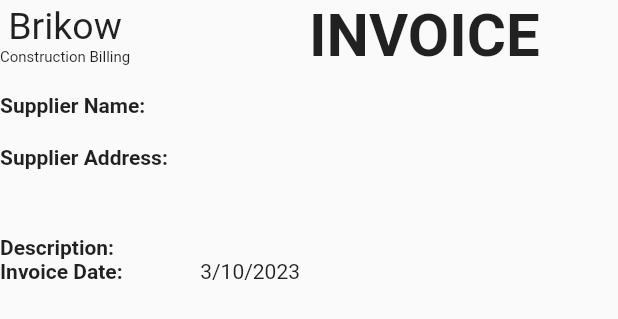
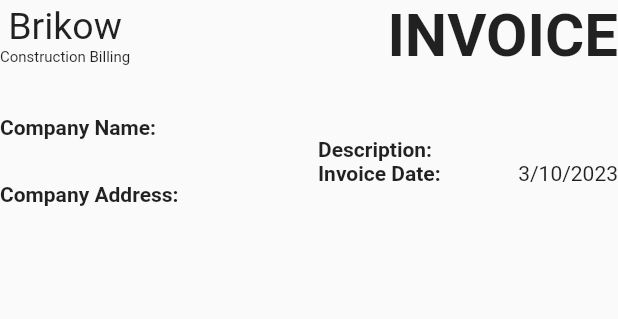
Before and after one commit to shivanshu814/Brikow_app, a Flutter app: what buildHeader() shows on an empty page, opened directly, on a phone screen of 412 x 824 dp. Shown: the top 319 px of the screen. Run offline on Flutter 3.47's test engine with Material 2 defaults, Android fonts, the light colour scheme and no system bars; our stand-ins replace firebase_auth, hive, hive_flutter, open_file, pdf, pinput and 1 more; missing offline and left inert: autocomplete_textfield, textfield_search; accounts and stored records are empty.

Commit message:
bill-project

```diff
--- a/lib/api/pdf_invoice_api1.dart
+++ b/lib/api/pdf_invoice_api1.dart
@@ -59,7 +59,7 @@ class PdfInvoiceApi1 {
     pdf.addPage(MultiPage(
       build: (context) => [
         buildHeader(invoice),
-        SizedBox(height: 9 * PdfPageFormat.cm),
+        SizedBox(height: 2 * PdfPageFormat.cm),
         buildTitle(invoice),
         buildInvoice2(invoice),
         Divider(),
@@ -87,12 +87,12 @@ class PdfInvoiceApi1 {
                   style: TextStyle(fontSize: 10),
                 ),
               ]),
-              SizedBox(width: 15),
+              SizedBox(width: 35),
               Text(
                 'INVOICE',
                 style: TextStyle(fontSize: 40, fontWeight: FontWeight.bold),
               ),
-              SizedBox(height: 1 * PdfPageFormat.cm),
+              //SizedBox(height: 1 * PdfPageFormat.cm),
             ],
           ),
           SizedBox(
@@ -102,16 +102,17 @@ class PdfInvoiceApi1 {
             mainAxisAlignment: MainAxisAlignment.spaceBetween,
             children: [
               buildSupplierAddress(invoice.supplier),
-            ],
-          ),
-          SizedBox(height: 1 * PdfPageFormat.cm),
-          Row(
-            crossAxisAlignment: CrossAxisAlignment.end,
-            mainAxisAlignment: MainAxisAlignment.spaceBetween,
-            children: [
               buildInvoiceInfo(invoice.info),
             ],
           ),
+          // SizedBox(height: 1 * PdfPageFormat.cm),
+          // Row(
+          //   crossAxisAlignment: CrossAxisAlignment.end,
+          //   mainAxisAlignment: MainAxisAlignment.spaceBetween,
+          //   children: [
+          //
+          //   ],
+          // ),
         ],
       );
 
@@ -151,11 +152,13 @@ class PdfInvoiceApi1 {
   static Widget buildSupplierAddress(Supplier supplier) => Column(
         crossAxisAlignment: CrossAxisAlignment.start,
         children: [
-          Text("Supplier Name: ",
+          SizedBox(height: 15),
+          Text("Company Name: ",
               style: TextStyle(fontWeight: FontWeight.bold)),
           Text(supplier.name),
+          SizedBox(height: 10),
           SizedBox(height: 1 * PdfPageFormat.mm),
-          Text("Supplier Address: ",
+          Text("Company Address: ",
               style: TextStyle(fontWeight: FontWeight.bold)),
           Text(supplier.address),
         ],
@@ -219,8 +222,6 @@ class PdfInvoiceApi1 {
     ).toList();
 
     totalQty = qtyTotal;
-
-
 
     return Table.fromTextArray(
       headers: headers,
@@ -326,7 +327,7 @@ class PdfInvoiceApi1 {
       border: null,
       headerStyle: TextStyle(fontWeight: FontWeight.bold),
       headerDecoration: BoxDecoration(color: PdfColors.grey300,),
-      cellHeight: 90,
+      cellHeight: 30,
       cellAlignments: {
         0: Alignment.centerLeft,
         1: Alignment.centerRight,
@@ -451,7 +452,7 @@ class PdfInvoiceApi1 {
         children: [
           Divider(),
           SizedBox(height: 2 * PdfPageFormat.mm),
-          buildSimpleText(title: 'Address', value: invoice.supplier.address),
+         // buildSimpleText(title: 'Address', value: invoice.supplier.address),
           SizedBox(height: 1 * PdfPageFormat.mm),
           buildSimpleText(
               title: 'Thank you for Your Bussiness',
--- a/lib/page/pdf_page.dart
+++ b/lib/page/pdf_page.dart
@@ -37,6 +37,7 @@ class _PdfPageState extends State<PdfPage> {
     box1 = await Hive.openBox('bill');
     box2 = await Hive.openBox('logindata');
     box3 = await Hive.openBox('projectdata');
+
     print(" ==========");
 
     print("box1");
@@ -55,7 +56,7 @@ class _PdfPageState extends State<PdfPage> {
 
             list.add(
               InvoiceItem1(
-                description: key,
+                description: key.toUpperCase(),
                 unit: "",
                 NOS: "",
                 L: "",
@@ -64,9 +65,13 @@ class _PdfPageState extends State<PdfPage> {
                 quantity: "",
               ),
             );
+
             SizedBox(
               height: 15,
             );
+
+
+
             value.forEach((key1, value1) {
               int val = 0;
               for (var i = 0; i < value1[1].length; i++) {
@@ -194,6 +199,7 @@ class _PdfPageState extends State<PdfPage> {
                 quantity: "",
               ),
             );
+
             SizedBox(
               height: 15,
             );
@@ -213,6 +219,7 @@ class _PdfPageState extends State<PdfPage> {
                 print(value1[2][i]);
                 print(value1[3][i]);
                 print(value1[4][i]);
+
               }
             });
           },
```
